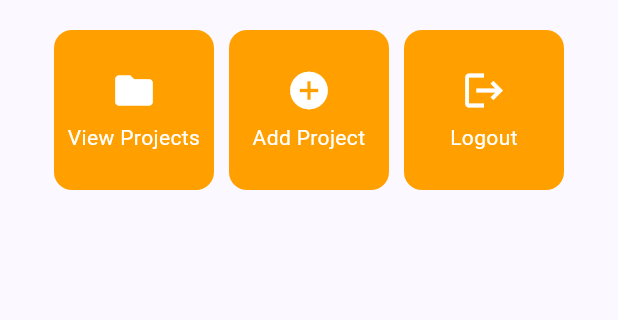
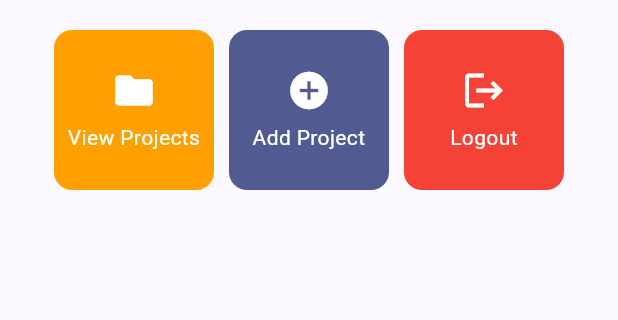
Before and after one commit to 7ovanF/myportfolio-mobile, a Flutter app: the screen it shows after launch, on a phone screen of 412 x 824 dp, the part 357-677 px from its top. Run offline on Flutter 3.47's test engine with Material 3 defaults, Android fonts, the phone set to English and light mode, and no system bars.

Commit message:
feat: custom colors across homepage button items

```diff
--- a/lib/menu.dart
+++ b/lib/menu.dart
@@ -1,20 +1,19 @@
 import 'package:flutter/material.dart';
 
 class MyHomePage extends StatelessWidget {
-  MyHomePage({super.key});
+  const MyHomePage({super.key});
 
   final fullName = "Jovan Finesta";
   final npm = "2506599144";
   final pbpClass = "PBP B";
 
-  final List<ItemHomepage> items = [
-    ItemHomepage("View Projects", Icons.folder),
-    ItemHomepage("Add Project", Icons.add_circle),
-    ItemHomepage("Logout", Icons.logout),
-  ];
-
   @override
   Widget build(BuildContext context) {
+  final List<ItemHomepage> items = [
+    ItemHomepage("View Projects", Icons.folder, null),
+    ItemHomepage("Add Project", Icons.add_circle, Theme.of(context).colorScheme.primary),
+    ItemHomepage("Logout", Icons.logout, Colors.red),
+  ];
   return Scaffold(
       appBar: AppBar(
         title: Text(
@@ -111,8 +110,13 @@ class InfoCard extends StatelessWidget {
 class ItemHomepage {
   final String name;
   final IconData icon;
+  final Color? color;
 
-  ItemHomepage(this.name, this.icon);
+  ItemHomepage(
+    this.name,
+    this.icon,
+    this.color
+  );
 }
 
 class ItemCard extends StatelessWidget {
@@ -123,7 +127,7 @@ class ItemCard extends StatelessWidget {
   @override
   Widget build(BuildContext context) {
     return Material(
-      color: Theme.of(context).colorScheme.secondary,
+      color: item.color ?? Theme.of(context).colorScheme.secondary,
       borderRadius: BorderRadius.circular(12),
       child: InkWell(
         onTap: () {
```
